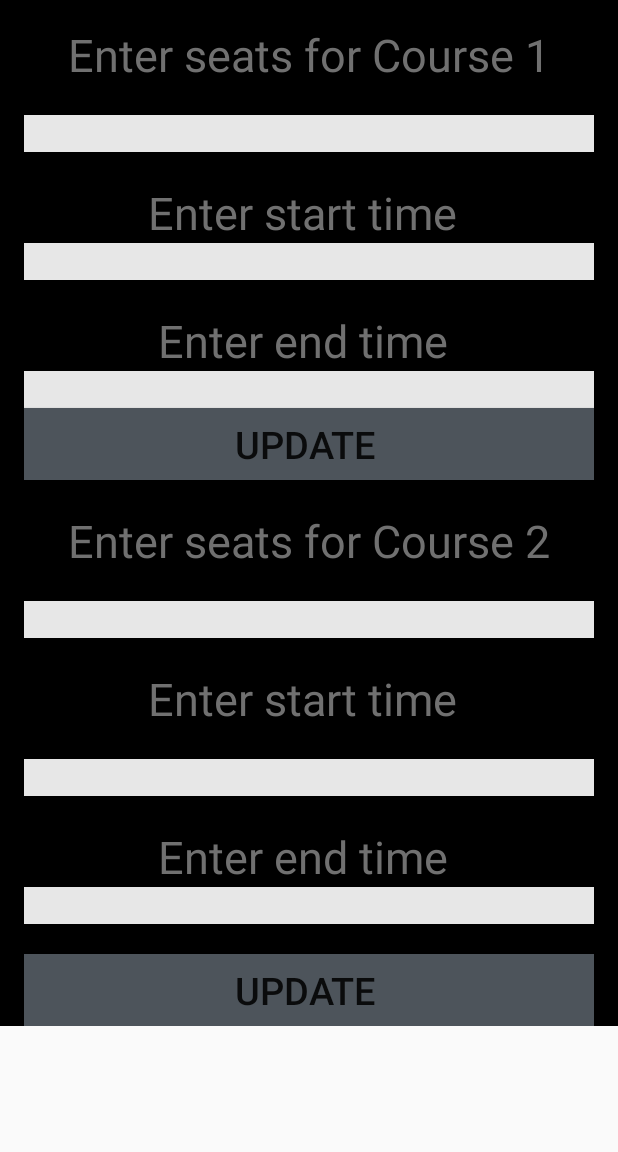
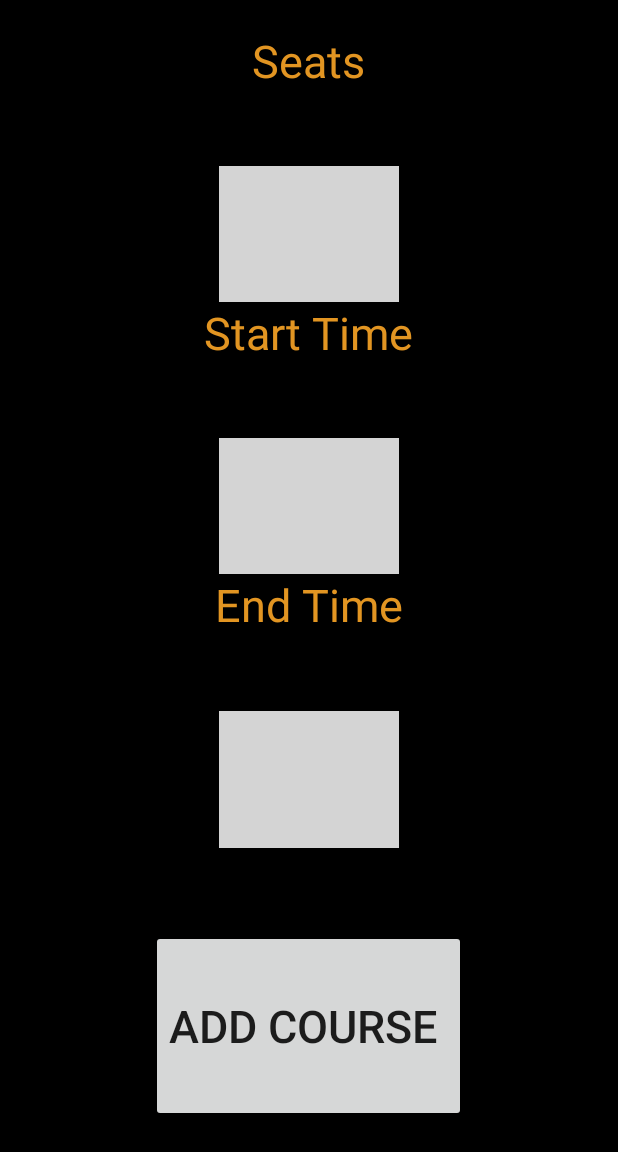
Before and after one commit to yoogesh/CourseRegistration, an Android app: the Facultypage screen opened directly, with no data from a screen before it, on a phone screen of 412 x 824 dp, the part 84-1236 px from its top. Run offline under Robolectric (Android 15) with nearby library versions, the phone set to English and light mode, and no system bars; our stand-ins replace Firebase (no records; nobody signed in at launch, a user with empty details on screens opened directly).

Commit message:
Changed the registration to dynamic content for the faculty .

```diff
--- a/app/src/main/java/com/ramyoogesh/android/courseregistration/Facultypage.java
+++ b/app/src/main/java/com/ramyoogesh/android/courseregistration/Facultypage.java
@@ -13,13 +13,18 @@ import com.google.firebase.database.FirebaseDatabase;
 
 public class Facultypage extends AppCompatActivity {
 
-    Button b1,b2;
+    Button b1,b2,b3;
     EditText e1,e2,e3,e4,e5,e6;
-    private int a,b,c,d,g;
+    private int a,b,c,d,g,i,u=0;
 
     private FirebaseDatabase mFirebaseDatabase;
-    private DatabaseReference mDatabaseReference;
+    private DatabaseReference mDatabaseReference[]=new DatabaseReference[20];
     private DatabaseReference mDatabaseReference1;
+
+
+
+
+
 
 
     @Override
@@ -27,63 +32,45 @@ public class Facultypage extends AppCompatActivity {
         super.onCreate(savedInstanceState);
         setContentView(R.layout.activity_facultypage);
 
-
-        b1=(Button)findViewById(R.id.button);
         b2=(Button)findViewById(R.id.button2);
 
-        e1=(EditText)findViewById(R.id.editText);
+
+        e1=(EditText)findViewById(R.id.editText1);
         e2=(EditText)findViewById(R.id.editText2);
         e3=(EditText)findViewById(R.id.editText3);
 
-        e4=(EditText)findViewById(R.id.editText4);
-        e5=(EditText)findViewById(R.id.editText5);
-        e6=(EditText)findViewById(R.id.editText6);
 
 
         mFirebaseDatabase=FirebaseDatabase.getInstance();
 
-        mDatabaseReference=mFirebaseDatabase.getReference().child("Course");
-        mDatabaseReference1=mFirebaseDatabase.getReference().child("Course2");
+      //  mDatabaseReference=mFirebaseDatabase.getReference().child("Course");
+       // mDatabaseReference1=mFirebaseDatabase.getReference().child("Course2");
 
 
-        b1.setOnClickListener(new View.OnClickListener() {
-            @Override
-            public void onClick(View v) {
-                 a = Integer.parseInt(e1.getText().toString());
-                b = Integer.parseInt(e2.getText().toString());
-                c = Integer.parseInt(e3.getText().toString());
-
-               Valuestore newval= new Valuestore(a,b,c);
-
-                mDatabaseReference.push().setValue(newval);
-
-                Toast.makeText(Facultypage.this, "Your value is updated ! ", Toast.LENGTH_SHORT).show();
-
-
-
-
-            }
-        });
 
 
             b2.setOnClickListener(new View.OnClickListener() {
                 @Override
                 public void onClick(View v) {
 
-                d = Integer.parseInt(e4.getText().toString());
-                g = Integer.parseInt(e5.getText().toString());
+                    a = Integer.parseInt(e1.getText().toString());
+                    b = Integer.parseInt(e2.getText().toString());
+                    c = Integer.parseInt(e3.getText().toString());
 
-                Valuestore neee=new Valuestore(d,g);
+                    Valuestore newval= new Valuestore(a,b,c);
+                    u=u+1;
 
-                mDatabaseReference1.push().setValue(neee);
+                    for(i=u;i<=u;i++) {
 
 
-                Toast.makeText(Facultypage.this, "Your value is updated  Successfullyy ! ", Toast.LENGTH_SHORT).show();
+                        mDatabaseReference[i] = mFirebaseDatabase.getReference().child("Course "+i);
+                        mDatabaseReference[i].push().setValue(newval);
+                    }
 
-                Intent i = new Intent(Facultypage.this,MainActivity.class);
-                startActivity(i);
+                    Toast.makeText(Facultypage.this, "Your value is updated  Successfully ! ", Toast.LENGTH_SHORT).show();
 
-
+                    //   Intent i = new Intent(Facultypage.this,MainActivity.class);
+                    ///   startActivity(i);
 
 
                 }
@@ -94,5 +81,7 @@ public class Facultypage extends AppCompatActivity {
 
 
 
+
+
     }
 }
--- a/app/src/main/res/layout/activity_facultypage.xml
+++ b/app/src/main/res/layout/activity_facultypage.xml
@@ -1,174 +1,89 @@
 <?xml version="1.0" encoding="utf-8"?>
 
-
-<ScrollView
+<LinearLayout
     xmlns:android="http://schemas.android.com/apk/res/android"
     xmlns:tools="http://schemas.android.com/tools"
-    android:id="@+id/activity_main"
+    android:layout_height="match_parent"
     android:layout_width="match_parent"
-    android:layout_height="wrap_content"
+    android:orientation="vertical"
+    android:paddingLeft="20dp"
+    android:paddingTop="20dp"
+    android:paddingRight="20dp"
+    android:paddingBottom="20dp"
+    android:background="#000000"
+    android:weightSum="4"
+    >
 
-    android:paddingLeft="@dimen/activity_horizontal_margin"
-    android:background="#000000"
+<TextView
 
-    android:paddingRight="@dimen/activity_horizontal_margin"
-    android:paddingTop="@dimen/activity_vertical_margin"
-    tools:context="com.ramyoogesh.android.courseregistration.MainActivity">
+    android:layout_width="wrap_content"
+    android:layout_height="0dp"
+    android:layout_weight="0.5"
+android:text="Seats"
+    android:layout_gravity="center"
+android:textSize="30dp"
+android:textColor="#e29522"/>
 
-<LinearLayout android:layout_width="fill_parent"
-              android:layout_height="wrap_content"
-android:orientation="vertical"
->
+    <EditText
+        android:layout_width="120dp"
+        android:layout_height="0dp"
+        android:layout_gravity="center"
+        android:id="@+id/editText1"
+    android:layout_weight="0.5"
+    android:background="#d4d4d4"/>
+    <TextView
 
-    <TextView
         android:layout_width="wrap_content"
-        android:layout_height="wrap_content"
-        android:text="Enter seats for Course 1"
+        android:layout_height="0dp"
+        android:layout_weight="0.5"
+        android:text="Start Time"
         android:layout_gravity="center"
         android:textSize="30dp"
-        android:textColor="#707070"/>
+        android:textColor="#e29522"/>
 
-    <View
-        android:layout_width="match_parent"
-        android:layout_height="20dp"
-    />
     <EditText
-        android:layout_width="match_parent"
-        android:layout_height="wrap_content"
+        android:layout_width="120dp"
+        android:layout_height="0dp"
+        android:layout_gravity="center"
+        android:id="@+id/editText2"
+        android:layout_weight="0.5"
+        android:background="#d4d4d4"/>
+    <TextView
 
-        android:inputType="number"
-        android:background="#e7e7e7"
-        android:ems="10"
-        android:id="@+id/editText"/>
-    <View
-        android:layout_width="match_parent"
-        android:layout_height="20dp"
+        android:layout_width="wrap_content"
+        android:layout_height="0dp"
+        android:layout_weight="0.5"
+        android:text="End Time"
+        android:layout_gravity="center"
+        android:textSize="30dp"
+        android:textColor="#e29522"/>
+
+    <EditText
+        android:layout_width="120dp"
+        android:layout_height="0dp"
+        android:layout_gravity="center"
+        android:id="@+id/editText3"
+        android:layout_weight="0.5"
+        android:background="#d4d4d4"/>
+    <View android:layout_width="match_parent"
+          android:layout_height="0dp"
+          android:layout_weight="0.3"/>
+
+
+
+    <Button
+        android:layout_width="wrap_content"
+        android:layout_height="0dp"
+        android:text="Add Course "
+        android:textSize="30dp"
+        android:layout_weight="0.7"
+    android:id="@+id/button2"
+    android:layout_gravity="center"
     />
 
-    <TextView
-        android:layout_width="wrap_content"
-        android:layout_height="wrap_content"
-        android:text="Enter start time "
-        android:layout_gravity="center"
-        android:textSize="30dp"
-        android:textColor="#707070"/>
-    <EditText
-        android:layout_width="match_parent"
-        android:layout_height="wrap_content"
-        android:inputType="number"
-        android:background="#e7e7e7"
-        android:ems="10"
-        android:id="@+id/editText2"/>
-    <View
-        android:layout_width="match_parent"
-        android:layout_height="20dp"
-    />
 
-    <TextView
-        android:layout_width="wrap_content"
-        android:layout_height="wrap_content"
-        android:text="Enter end time "
-        android:layout_gravity="center"
-        android:textSize="30dp"
-        android:textColor="#707070"/>
-    <EditText
-        android:layout_width="match_parent"
-        android:layout_height="wrap_content"
-        android:inputType="number"
-        android:background="#e7e7e7"
-        android:ems="10"
-        android:id="@+id/editText3"/>
-    <View
-        android:layout_width="match_parent"
-        android:layout_height="0dp"
-        android:layout_weight="0.3"/>
-    <Button
-        android:text="Update "
-        android:textSize="25dp"
-        android:layout_width="match_parent"
-        android:layout_height="wrap_content"
-        android:background="#4d545b"
-        android:id="@+id/button"
-       />
-    <View
-        android:layout_width="match_parent"
-        android:layout_height="20dp"
-    />
 
-    <TextView
-        android:layout_width="wrap_content"
-        android:layout_height="wrap_content"
-        android:text="Enter seats for Course 2"
-        android:layout_gravity="center"
-        android:textSize="30dp"
-        android:textColor="#707070"/>
 
-    <View
-        android:layout_width="match_parent"
-        android:layout_height="20dp"
-    />
-    <EditText
-        android:layout_width="match_parent"
-        android:layout_height="0dp"
-        android:layout_weight="0.3"
-        android:inputType="number"
-        android:background="#e7e7e7"
-        android:ems="10"
-        android:id="@+id/editText4"/>
 
-    <View
-        android:layout_width="match_parent"
-        android:layout_height="20dp"
-    />
-    <TextView
-        android:layout_width="wrap_content"
-        android:layout_height="wrap_content"
-        android:text="Enter start time "
-        android:layout_gravity="center"
-        android:textSize="30dp"
-        android:textColor="#707070"/>
-    <View
-        android:layout_width="match_parent"
-        android:layout_height="20dp"
-    />
-    <EditText
-        android:layout_width="match_parent"
-        android:layout_height="wrap_content"
-        android:inputType="number"
-        android:background="#e7e7e7"
-        android:ems="10"
-        android:id="@+id/editText5"/>
 
-    <View
-        android:layout_width="match_parent"
-        android:layout_height="20dp"
-    />
-    <TextView
-        android:layout_width="wrap_content"
-        android:layout_height="wrap_content"
-        android:text="Enter end time "
-        android:layout_gravity="center"
-        android:textSize="30dp"
-        android:textColor="#707070"/>
-    <EditText
-        android:layout_width="match_parent"
-        android:layout_height="0dp"
-        android:layout_weight="0.3"
-        android:inputType="number"
-        android:background="#e7e7e7"
-        android:ems="10"
-        android:id="@+id/editText6"/>
-    <View
-        android:layout_width="match_parent"
-        android:layout_height="20dp"
-      />
-    <Button
-        android:text="Update "
-        android:textSize="25dp"
-        android:layout_width="match_parent"
-        android:background="#4d545b"
-        android:id="@+id/button2"
-        android:layout_height="wrap_content"/>
 </LinearLayout>
-
-</ScrollView>
```
Lines whose indentation alone changed are shown as unchanged.
